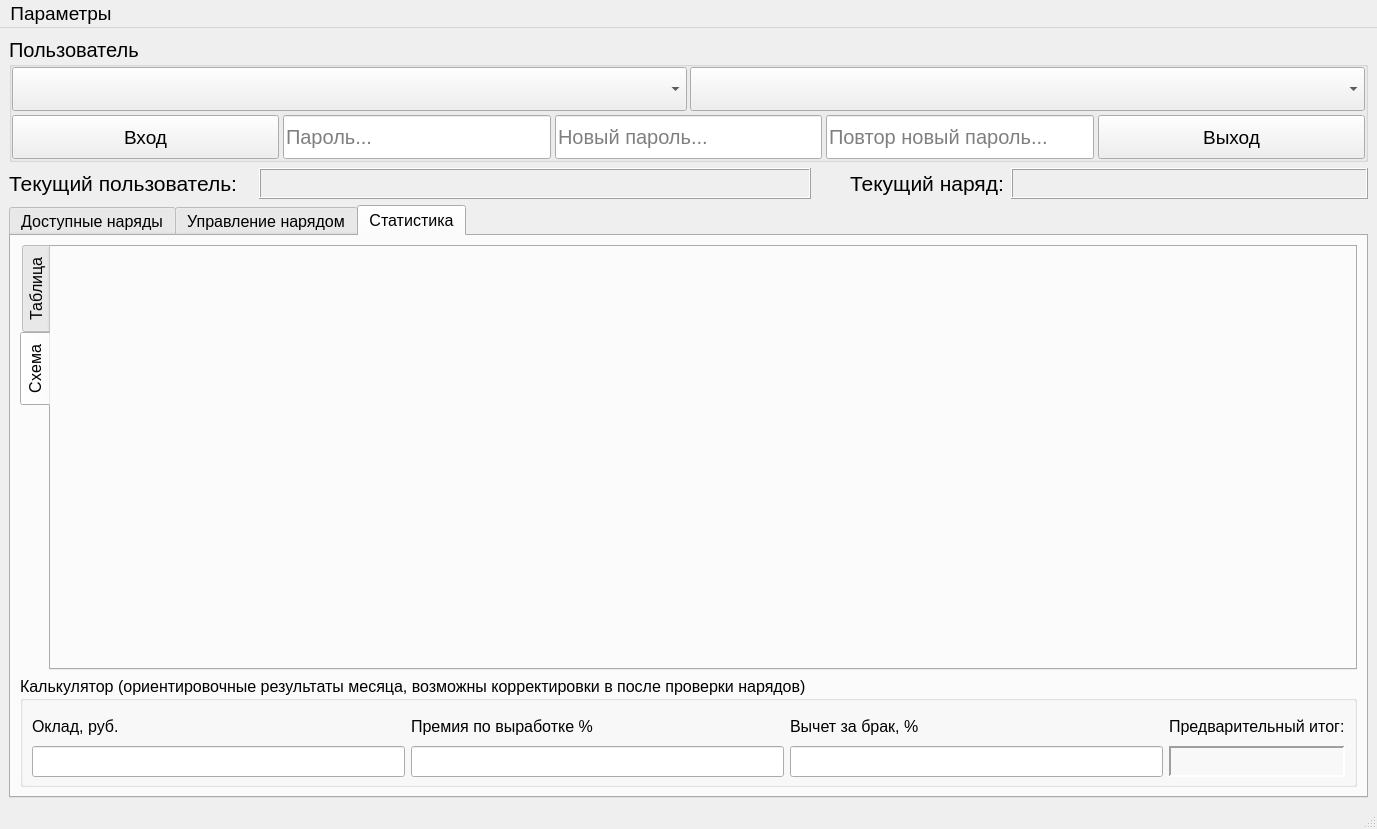
Above: mydesign.ui from Nokturnalmor/Terminal_vip_mk before the change. Below: the same form after it.
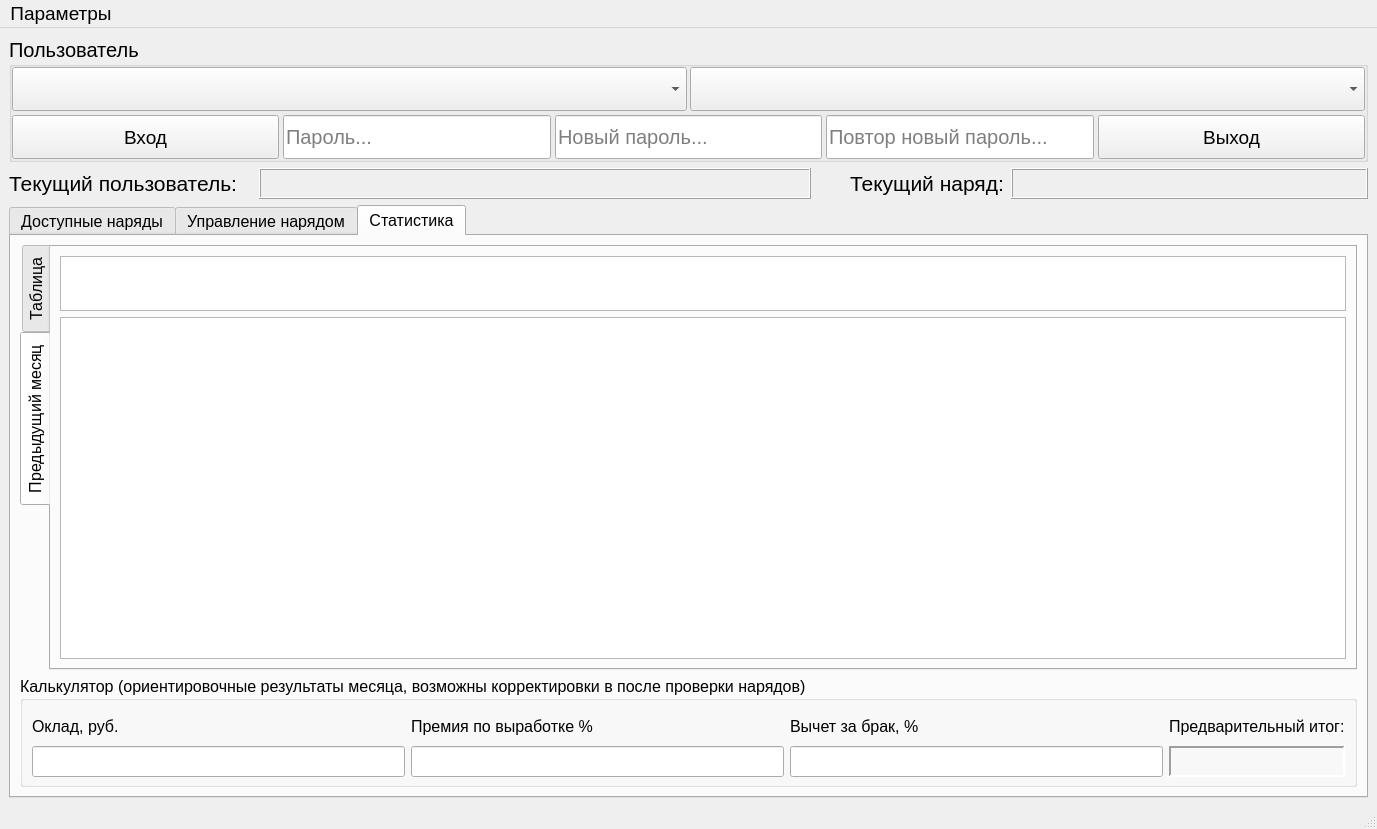
That is the form after the change. The open tabs and pages were chosen to show the change.

The edit to the form file:
```diff
--- a/mydesign.ui
+++ b/mydesign.ui
@@ -507,6 +507,9 @@
     </item>
     <item>
      <widget class="QTabWidget" name="tabWidget_2">
+      <property name="enabled">
+       <bool>true</bool>
+      </property>
       <property name="font">
        <font>
         <pointsize>12</pointsize>
@@ -1440,6 +1443,9 @@
        <layout class="QVBoxLayout" name="verticalLayout_16">
         <item>
          <widget class="QTabWidget" name="tabWidget_3">
+          <property name="enabled">
+           <bool>true</bool>
+          </property>
           <property name="tabPosition">
            <enum>QTabWidget::West</enum>
           </property>
@@ -1468,16 +1474,22 @@
           </widget>
           <widget class="QWidget" name="tab_9">
            <attribute name="title">
-            <string>Схема</string>
+            <string>Предыдущий месяц</string>
            </attribute>
            <layout class="QVBoxLayout" name="verticalLayout_17">
             <item>
-             <widget class="QLabel" name="lbl_fon">
-              <property name="text">
-               <string/>
+             <widget class="QTableWidget" name="tbl_stat_filtr_last">
+              <property name="maximumSize">
+               <size>
+                <width>16777215</width>
+                <height>55</height>
+               </size>
               </property>
              </widget>
             </item>
+            <item>
+             <widget class="QTableWidget" name="tbl_stat_last"/>
+            </item>
            </layout>
           </widget>
          </widget>
```
Left out of the diff: 13 changed lines with no effect on the pictures.
